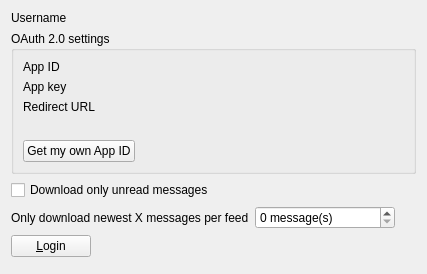
Qt form src/librssguard/services/inoreader/gui/inoreaderaccountdetails.ui (martinrotter/rssguard) before a commit.
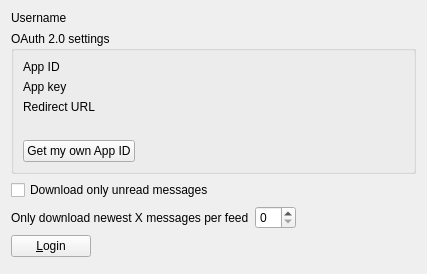
The same form after that commit. Custom widgets are drawn as their Qt base class.

Diff of the .ui file:
```diff
--- a/src/librssguard/services/inoreader/gui/inoreaderaccountdetails.ui
+++ b/src/librssguard/services/inoreader/gui/inoreaderaccountdetails.ui
@@ -116,21 +116,8 @@
     </widget>
    </item>
    <item row="3" column="0" colspan="2">
-    <layout class="QFormLayout" name="formLayout_3">
-     <item row="0" column="1">
-      <widget class="QSpinBox" name="m_spinLimitMessages">
-       <property name="maximumSize">
-        <size>
-         <width>140</width>
-         <height>16777215</height>
-        </size>
-       </property>
-       <property name="suffix">
-        <string> message(s)</string>
-       </property>
-      </widget>
-     </item>
-     <item row="0" column="0">
+    <layout class="QHBoxLayout" name="horizontalLayout_2">
+     <item>
       <widget class="QLabel" name="label">
        <property name="text">
         <string>Only download newest X messages per feed</string>
@@ -140,6 +127,29 @@
        </property>
       </widget>
      </item>
+     <item>
+      <widget class="MessageCountSpinBox" name="m_spinLimitMessages">
+       <property name="maximumSize">
+        <size>
+         <width>140</width>
+         <height>16777215</height>
+        </size>
+       </property>
+      </widget>
+     </item>
+     <item>
+      <spacer name="horizontalSpacer_2">
+       <property name="orientation">
+        <enum>Qt::Horizontal</enum>
+       </property>
+       <property name="sizeHint" stdset="0">
+        <size>
+         <width>40</width>
+         <height>20</height>
+        </size>
+       </property>
+      </spacer>
+     </item>
     </layout>
    </item>
    <item row="4" column="0" colspan="2">
@@ -195,6 +205,11 @@
    <header>labelwithstatus.h</header>
    <container>1</container>
   </customwidget>
+  <customwidget>
+   <class>MessageCountSpinBox</class>
+   <extends>QSpinBox</extends>
+   <header>messagecountspinbox.h</header>
+  </customwidget>
  </customwidgets>
  <resources/>
  <connections/>
```
